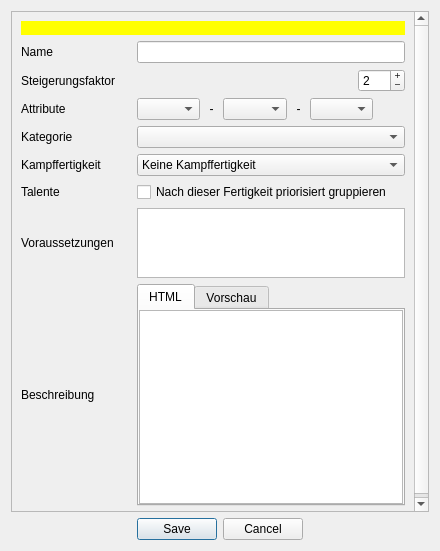
Qt form designer/DatenbankEditFertigkeit.ui (Aeolitus/Sephrasto) before a commit.
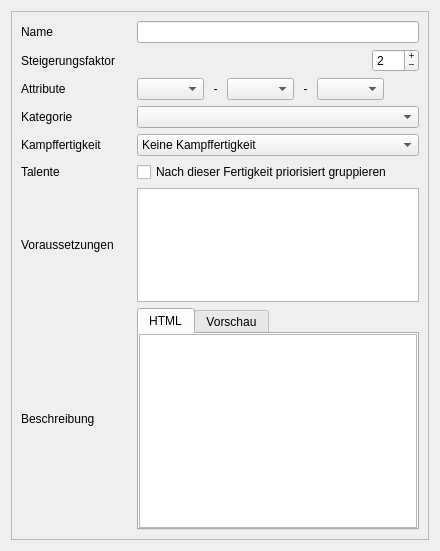
The same form after that commit.

What changed in the file:
```diff
--- a/designer/DatenbankEditFertigkeit.ui
+++ b/designer/DatenbankEditFertigkeit.ui
@@ -1,10 +1,7 @@
 <?xml version="1.0" encoding="UTF-8"?>
 <ui version="4.0">
  <class>dialog</class>
- <widget class="QDialog" name="dialog">
-  <property name="windowModality">
-   <enum>Qt::ApplicationModal</enum>
-  </property>
+ <widget class="QWidget" name="dialog">
   <property name="geometry">
    <rect>
     <x>0</x>
@@ -16,8 +13,8 @@
   <property name="windowTitle">
    <string>Sephrasto - Fertigkeit bearbeiten...</string>
   </property>
-  <layout class="QGridLayout" name="gridLayout_2">
-   <item row="0" column="0">
+  <layout class="QVBoxLayout" name="verticalLayout_3">
+   <item>
     <widget class="QScrollArea" name="scrollArea">
      <property name="widgetResizable">
       <bool>true</bool>
@@ -27,93 +24,12 @@
        <rect>
         <x>0</x>
         <y>0</y>
-        <width>420</width>
-        <height>502</height>
+        <width>416</width>
+        <height>527</height>
        </rect>
       </property>
       <layout class="QGridLayout" name="gridLayout">
-       <item row="8" column="1">
-        <widget class="QLabel" name="labelVoraussetzungen">
-         <property name="text">
-          <string>Voraussetzungen</string>
-         </property>
-        </widget>
-       </item>
-       <item row="6" column="2">
-        <widget class="QComboBox" name="comboKampffertigkeit">
-         <property name="toolTip">
-          <string>Nahkampf- und Sonstige Kampffertigkeiten stehen bei Waffen zur Auswahl. Nahkampffertigkeiten werden gegebenenfalls nach einem abweichenden Steigerungsfaktor berechnet.</string>
-         </property>
-         <item>
-          <property name="text">
-           <string>Keine Kampffertigkeit</string>
-          </property>
-         </item>
-         <item>
-          <property name="text">
-           <string>Nahkampffertigkeit</string>
-          </property>
-         </item>
-         <item>
-          <property name="text">
-           <string>Sonstige Kampffertigkeit</string>
-          </property>
-         </item>
-        </widget>
-       </item>
-       <item row="5" column="1">
-        <widget class="QLabel" name="label_12">
-         <property name="minimumSize">
-          <size>
-           <width>110</width>
-           <height>0</height>
-          </size>
-         </property>
-         <property name="text">
-          <string>Kategorie</string>
-         </property>
-        </widget>
-       </item>
        <item row="3" column="2">
-        <layout class="QHBoxLayout" name="horizontalLayout_2">
-         <item>
-          <spacer name="horizontalSpacer_2">
-           <property name="orientation">
-            <enum>Qt::Horizontal</enum>
-           </property>
-           <property name="sizeHint" stdset="0">
-            <size>
-             <width>40</width>
-             <height>20</height>
-            </size>
-           </property>
-          </spacer>
-         </item>
-         <item>
-          <widget class="QSpinBox" name="spinSF">
-           <property name="buttonSymbols">
-            <enum>QAbstractSpinBox::PlusMinus</enum>
-           </property>
-           <property name="suffix">
-            <string/>
-           </property>
-           <property name="minimum">
-            <number>1</number>
-           </property>
-           <property name="maximum">
-            <number>999</number>
-           </property>
-           <property name="singleStep">
-            <number>1</number>
-           </property>
-           <property name="value">
-            <number>2</number>
-           </property>
-          </widget>
-         </item>
-        </layout>
-       </item>
-       <item row="4" column="2">
         <layout class="QHBoxLayout" name="horizontalLayout">
          <item>
           <widget class="QComboBox" name="comboAttribut1">
@@ -180,44 +96,21 @@
          </item>
         </layout>
        </item>
-       <item row="5" column="2">
-        <widget class="QComboBox" name="comboTyp">
-         <property name="toolTip">
-          <string>Fertigkeiten werden nach diesem Typ gruppiert und dann alphabetisch sortiert.</string>
+       <item row="7" column="1">
+        <widget class="QLabel" name="labelVoraussetzungen">
+         <property name="text">
+          <string>Voraussetzungen</string>
          </property>
         </widget>
        </item>
-       <item row="9" column="1">
+       <item row="8" column="1">
         <widget class="QLabel" name="label_5">
          <property name="text">
           <string>Beschreibung</string>
          </property>
         </widget>
        </item>
-       <item row="2" column="2">
-        <widget class="QLineEdit" name="leName"/>
-       </item>
-       <item row="3" column="1">
-        <widget class="QLabel" name="label_2">
-         <property name="minimumSize">
-          <size>
-           <width>110</width>
-           <height>0</height>
-          </size>
-         </property>
-         <property name="text">
-          <string>Steigerungsfaktor</string>
-         </property>
-        </widget>
-       </item>
-       <item row="6" column="1">
-        <widget class="QLabel" name="labelKampffertigkeit">
-         <property name="text">
-          <string>Kampffertigkeit</string>
-         </property>
-        </widget>
-       </item>
-       <item row="9" column="2">
+       <item row="8" column="2">
         <widget class="QTabWidget" name="tabWidget">
          <property name="currentIndex">
           <number>0</number>
@@ -278,7 +171,69 @@
          </widget>
         </widget>
        </item>
-       <item row="8" column="2">
+       <item row="1" column="1">
+        <widget class="QLabel" name="label">
+         <property name="text">
+          <string>Name</string>
+         </property>
+        </widget>
+       </item>
+       <item row="2" column="2">
+        <layout class="QHBoxLayout" name="horizontalLayout_2">
+         <item>
+          <spacer name="horizontalSpacer_2">
+           <property name="orientation">
+            <enum>Qt::Horizontal</enum>
+           </property>
+           <property name="sizeHint" stdset="0">
+            <size>
+             <width>40</width>
+             <height>20</height>
+            </size>
+           </property>
+          </spacer>
+         </item>
+         <item>
+          <widget class="QSpinBox" name="spinSF">
+           <property name="buttonSymbols">
+            <enum>QAbstractSpinBox::PlusMinus</enum>
+           </property>
+           <property name="suffix">
+            <string/>
+           </property>
+           <property name="minimum">
+            <number>1</number>
+           </property>
+           <property name="maximum">
+            <number>999</number>
+           </property>
+           <property name="singleStep">
+            <number>1</number>
+           </property>
+           <property name="value">
+            <number>2</number>
+           </property>
+          </widget>
+         </item>
+        </layout>
+       </item>
+       <item row="1" column="2">
+        <widget class="QLineEdit" name="leName"/>
+       </item>
+       <item row="2" column="1">
+        <widget class="QLabel" name="label_2">
+         <property name="minimumSize">
+          <size>
+           <width>110</width>
+           <height>0</height>
+          </size>
+         </property>
+         <property name="text">
+          <string>Steigerungsfaktor</string>
+         </property>
+        </widget>
+       </item>
+       <item row="7" column="2">
         <widget class="QPlainTextEdit" name="teVoraussetzungen">
          <property name="maximumSize">
           <size>
@@ -291,21 +246,28 @@
          </property>
         </widget>
        </item>
-       <item row="4" column="1">
+       <item row="5" column="1">
+        <widget class="QLabel" name="labelKampffertigkeit">
+         <property name="text">
+          <string>Kampffertigkeit</string>
+         </property>
+        </widget>
+       </item>
+       <item row="3" column="1">
         <widget class="QLabel" name="label_3">
          <property name="text">
           <string>Attribute</string>
          </property>
         </widget>
        </item>
-       <item row="7" column="1">
+       <item row="6" column="1">
         <widget class="QLabel" name="labelGruppieren">
          <property name="text">
           <string>Talente</string>
          </property>
         </widget>
        </item>
-       <item row="7" column="2">
+       <item row="6" column="2">
         <widget class="QCheckBox" name="checkGruppieren">
          <property name="toolTip">
           <string>&lt;html&gt;&lt;head/&gt;&lt;body&gt;&lt;p&gt;Talente werden grundsätzlich nach Fertigkeitskategorie gruppiert. Mit dieser Option werden sie zusätzlich noch nach dem Namen der Fertigkeit gruppiert. Bei Talenten mit mehreren Fertigkeiten werden bei der Gruppierung außerdem Fertigkeiten mit dieser Option priorisiert.&lt;/p&gt;&lt;/body&gt;&lt;/html&gt;</string>
@@ -315,26 +277,45 @@
          </property>
         </widget>
        </item>
-       <item row="2" column="1">
-        <widget class="QLabel" name="label">
-         <property name="text">
-          <string>Name</string>
+       <item row="5" column="2">
+        <widget class="QComboBox" name="comboKampffertigkeit">
+         <property name="toolTip">
+          <string>Nahkampf- und Sonstige Kampffertigkeiten stehen bei Waffen zur Auswahl. Nahkampffertigkeiten werden gegebenenfalls nach einem abweichenden Steigerungsfaktor berechnet.</string>
          </property>
+         <item>
+          <property name="text">
+           <string>Keine Kampffertigkeit</string>
+          </property>
+         </item>
+         <item>
+          <property name="text">
+           <string>Nahkampffertigkeit</string>
+          </property>
+         </item>
+         <item>
+          <property name="text">
+           <string>Sonstige Kampffertigkeit</string>
+          </property>
+         </item>
         </widget>
        </item>
-       <item row="1" column="1" colspan="2">
-        <widget class="QLabel" name="warning">
-         <property name="visible">
-          <bool>true</bool>
+       <item row="4" column="1">
+        <widget class="QLabel" name="label_12">
+         <property name="minimumSize">
+          <size>
+           <width>110</width>
+           <height>0</height>
+          </size>
          </property>
-         <property name="styleSheet">
-          <string notr="true">background-color: rgb(255, 255, 0); color: black;</string>
-         </property>
          <property name="text">
-          <string/>
+          <string>Kategorie</string>
          </property>
-         <property name="wordWrap">
-          <bool>true</bool>
+        </widget>
+       </item>
+       <item row="4" column="2">
+        <widget class="QComboBox" name="comboTyp">
+         <property name="toolTip">
+          <string>Fertigkeiten werden nach diesem Typ gruppiert und dann alphabetisch sortiert.</string>
          </property>
         </widget>
        </item>
@@ -342,19 +323,6 @@
      </widget>
     </widget>
    </item>
-   <item row="1" column="0">
-    <widget class="QDialogButtonBox" name="buttonBox">
-     <property name="orientation">
-      <enum>Qt::Horizontal</enum>
-     </property>
-     <property name="standardButtons">
-      <set>QDialogButtonBox::Cancel|QDialogButtonBox::Save</set>
-     </property>
-     <property name="centerButtons">
-      <bool>true</bool>
-     </property>
-    </widget>
-   </item>
   </layout>
  </widget>
  <tabstops>
```
Left out of the diff: 35 changed lines with no effect on the pictures.
